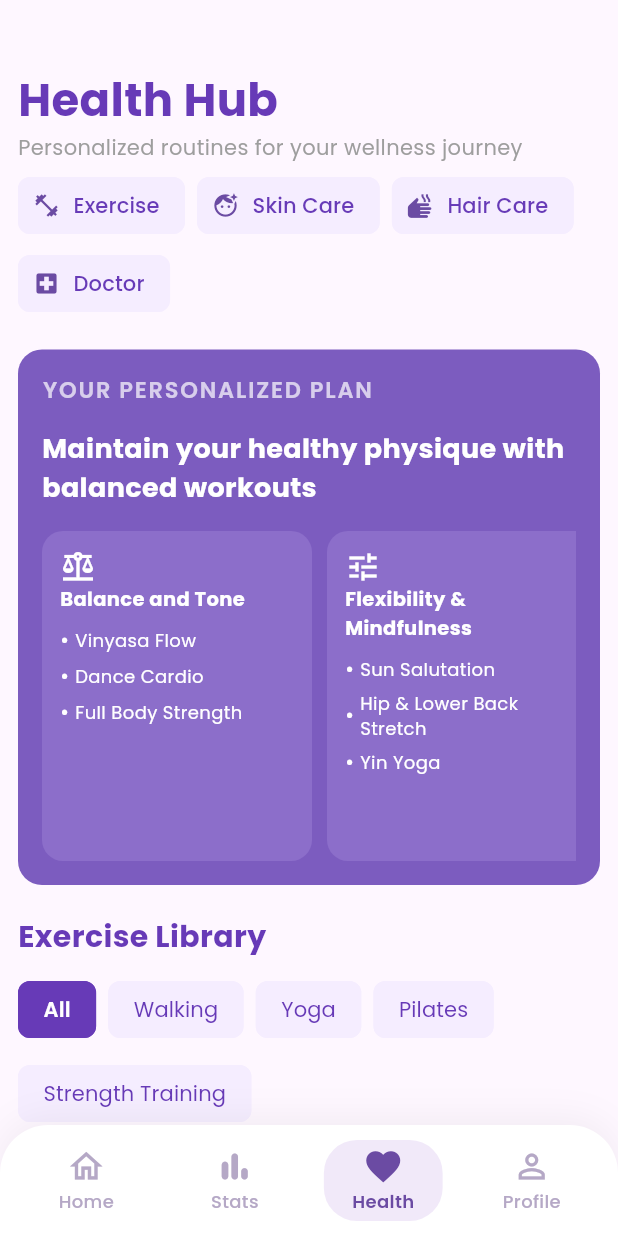
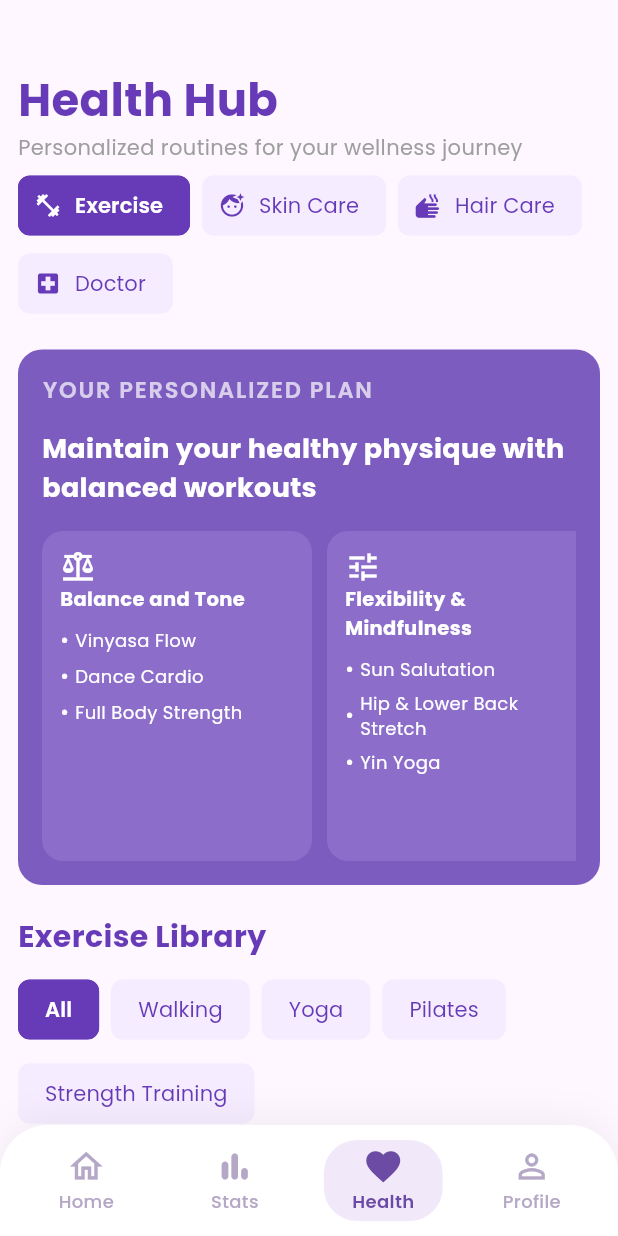
Before and after one commit to aniruddharoyarka/PCOS-App-V2, a Flutter app: the MainScreen screen opened directly, item 3 of the bottom bar chosen, on a phone screen of 412 x 824 dp. Run offline on Flutter 3.47's test engine with Material 3 defaults, Android fonts, the phone set to English and light mode, and no system bars; our stand-ins replace fl_chart, google_fonts.

Commit message:
health header er chip fix

```diff
--- a/lib/screens/health_screen.dart
+++ b/lib/screens/health_screen.dart
@@ -19,7 +19,7 @@ class _HealthScreenState extends State<HealthScreen> {
         child: const Column(
           crossAxisAlignment: CrossAxisAlignment.start,
           children: [
-            healthchip(),
+            Healthchip(),
             SizedBox(height: 20),
             PersonalizedplanHealthpage(),
             SizedBox(height: 20),
--- a/lib/widgets/header_tagchips_healthPage.dart
+++ b/lib/widgets/header_tagchips_healthPage.dart
@@ -2,44 +2,65 @@ import 'package:flutter/material.dart';
 import 'package:google_fonts/google_fonts.dart';
 import 'package:pcos_app_v2/widgets/health_tagChip.dart';
 
-class healthchip extends StatelessWidget {
-  const healthchip({super.key});
+class Healthchip extends StatefulWidget {
+  const Healthchip({super.key});
+
+  @override
+  State<Healthchip> createState() => _HealthchipState();
+}
+
+class _HealthchipState extends State<Healthchip> {
+  String selectedTag = "Exercise";
 
   @override
   Widget build(BuildContext context) {
     return Column(
-      //mainAxisAlignment: MainAxisAlignment.start,
       crossAxisAlignment: CrossAxisAlignment.start,
       children: [
-        Text("Health Hub",
+        Text(
+          "Health Hub",
           style: GoogleFonts.poppins(
             fontWeight: FontWeight.bold,
             fontSize: 30,
-            color: Colors.deepPurple
-
-        ),),
-        //SizedBox(height: 3,),
-        Text("Personalized routines for your wellness journey",
-        style: GoogleFonts.poppins(
-           color: Colors.grey,
-        ),),
-        SizedBox(height: 5,),
+            color: Colors.deepPurple,
+          ),
+        ),
+        Text(
+          "Personalized routines for your wellness journey",
+          style: GoogleFonts.poppins(color: Colors.grey),
+        ),
+        const SizedBox(height: 5),
         Wrap(
           spacing: 8,
           runSpacing: 4,
           children: [
-            HealthTagchip(text: "Exercise",icon:Icons.fitness_center),
-            HealthTagchip(text: "Skin Care",icon: Icons.face_retouching_natural,),
-            HealthTagchip(text: "Hair Care",icon: Icons.dry,),
-            HealthTagchip(text: "Doctor",icon:Icons.local_hospital,)
+            HealthTagchip(
+              text: "Exercise",
+              icon: Icons.fitness_center,
+              isSelected: selectedTag == "Exercise",
+              ontap: () => setState(() => selectedTag = "Exercise"),
+            ),
+            HealthTagchip(
+              text: "Skin Care",
+              icon: Icons.face_retouching_natural,
+              isSelected: selectedTag == "Skin Care",
+              ontap: () => setState(() => selectedTag = "Skin Care"),
+            ),
+            HealthTagchip(
+              text: "Hair Care",
+              icon: Icons.dry,
+              isSelected: selectedTag == "Hair Care",
+              ontap: () => setState(() => selectedTag = "Hair Care"),
+            ),
+            HealthTagchip(
+              text: "Doctor",
+              icon: Icons.local_hospital,
+              isSelected: selectedTag == "Doctor",
+              ontap: () => setState(() => selectedTag = "Doctor"),
+            ),
           ],
-        )
-
+        ),
       ],
-
-
-
-
     );
   }
 }
--- a/lib/widgets/health_tagChip.dart
+++ b/lib/widgets/health_tagChip.dart
@@ -1,37 +1,47 @@
 import 'package:flutter/material.dart';
 import 'package:google_fonts/google_fonts.dart';
+
 class HealthTagchip extends StatelessWidget {
   final String text;
   final IconData icon;
+  final bool isSelected;
+  final VoidCallback ontap;
 
   const HealthTagchip({
     super.key,
     required this.text,
     required this.icon,
+    required this.isSelected,
+    required this.ontap,
   });
 
   @override
   Widget build(BuildContext context) {
-    return Chip(
-      avatar:Icon(
+    return GestureDetector(
+      onTap: ontap,
+      child: FilterChip(
+        avatar: Icon(
           icon,
-        color: Color(0xFF6B4BA3),
+          color: isSelected ? Colors.white : Colors.deepPurple,
           size: 18,
-
         ),
         label: Text(
           text,
           style: GoogleFonts.poppins(
-          color: Colors.deepPurple,
+            color: isSelected ? Colors.white : Colors.deepPurple,
+            fontWeight: isSelected ? FontWeight.w600 : FontWeight.normal,
           ),
         ),
+        selected: isSelected,
+        onSelected: (_) => ontap(),
+        showCheckmark: false,
+        selectedColor: Colors.deepPurple,
         backgroundColor: const Color(0xFFF5EDFF),
-        side: const BorderSide(
-          color: Color(0xFFF5EDFF),
-          width: 1,
-
-
-        )
+        side: BorderSide(
+          color: isSelected ? Colors.deepPurple : const Color(0xFFF5EDFF),
+          width: 2,
+        ),
+      ),
     );
   }
 }
--- a/lib/widgets/tagChip_exerciseLibrary_healthPage.dart
+++ b/lib/widgets/tagChip_exerciseLibrary_healthPage.dart
@@ -32,7 +32,7 @@ class TagchipExerciselibraryHealthpage extends StatelessWidget {
         showCheckmark: false,
         side: BorderSide(
           color: isSelected ? Colors.deepPurple : const Color(0xFFF5EDFF),
-          width: 1,
+          width: 2,
         ),
       ),
     );
```
Lines whose indentation alone changed are shown as unchanged.
